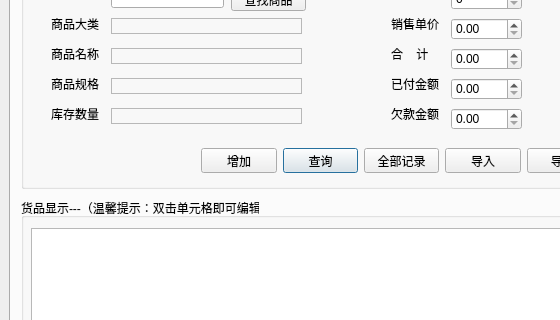
This is mainwindow.ui in YanhuiLu89/customermgsys as Qt 5 draws it before an edit; both pictures show x 0 to 560 and y 87 to 407 of the 954 by 700 pixel window. The edited form follows.
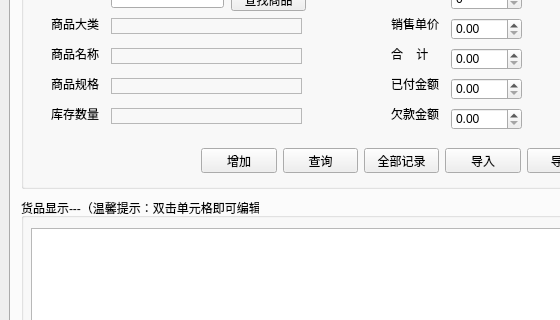
This is the edited form. The open tabs and pages were chosen to show the change.

Commit message: 微调界面

Diff of the .ui file:
```diff
--- a/mainwindow.ui
+++ b/mainwindow.ui
@@ -1135,7 +1135,7 @@
              <string>查询</string>
             </property>
             <property name="default">
-             <bool>true</bool>
+             <bool>false</bool>
             </property>
            </widget>
           </item>
```
Left out of the diff: 2 changed lines with no effect on the pictures.
